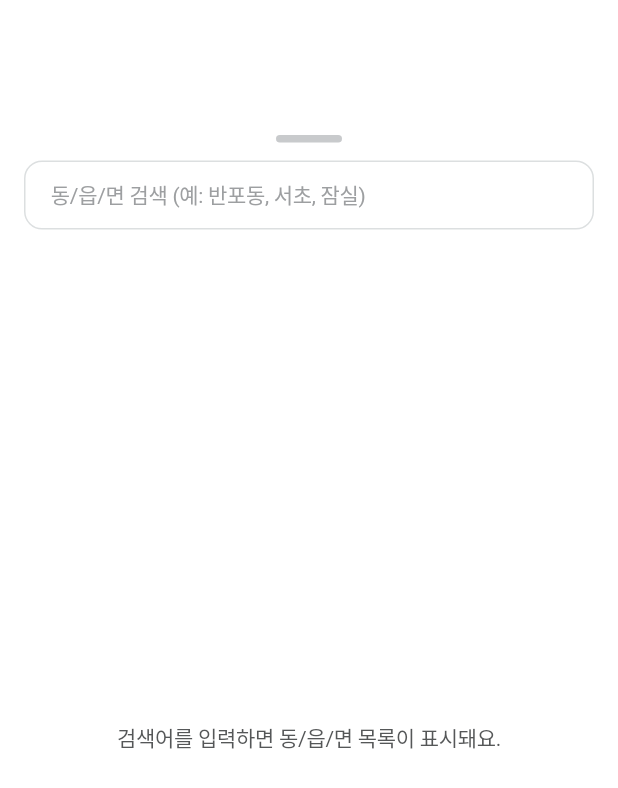
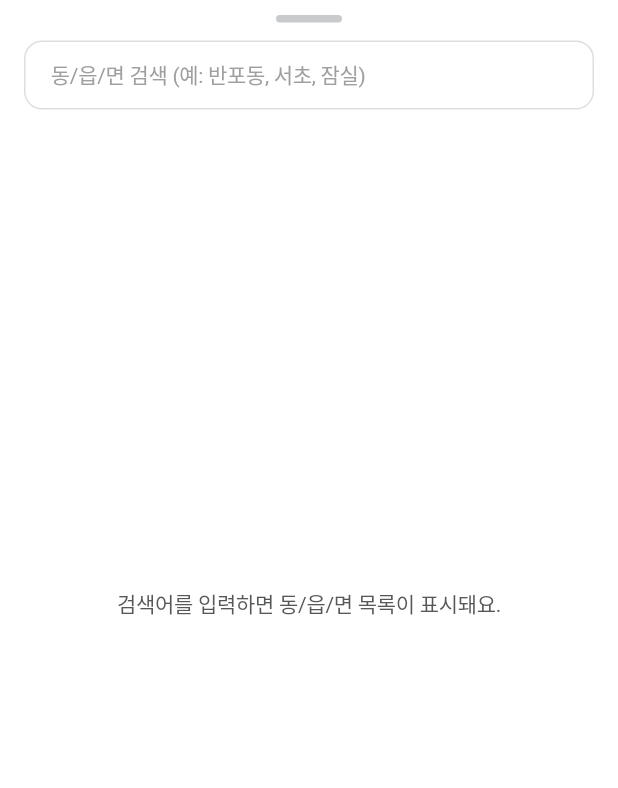
Before and after one commit to cpcp127/hellchinza, a Flutter app: the _RegionPickerSheet widget shown alone on an empty page, opened directly, on a phone screen of 412 x 824 dp. Shown: the top 788 px of the screen. Run offline on Flutter 3.47's test engine with Material 3 defaults, Android fonts, the light colour scheme and no system bars; our stand-ins replace animate_do, cached_network_image, cloud_firestore, cloud_functions, firebase_auth, firebase_core and 17 more; missing offline and left inert: firebase_pagination, kakao_flutter_sdk, proj4dart; accounts and stored records are empty; Roboto replaces fonts that are missing (Pretendard).

Commit message:
바텀 시트 수정

```diff
--- a/lib/meet/widget/region_picker_sheet.dart
+++ b/lib/meet/widget/region_picker_sheet.dart
@@ -5,8 +5,6 @@ import '../../common/common_text_field.dart';
 import '../../constants/app_colors.dart';
 import '../../constants/app_text_style.dart';
 import '../domain/meet_region.dart';
-
-
 
 Future<MeetRegion?> showRegionPickerBottomSheet(BuildContext context) {
   return showModalBottomSheet<MeetRegion>(
@@ -39,12 +37,9 @@ class _RegionPickerSheetState extends State<_RegionPickerSheet> {
 
     final k = keyword.trim();
     if (k.isEmpty) {
-      // 처음엔 너무 많이 뜨면 불편하니 안내만 보여주거나,
-      // 인기지역 top 같은 걸 띄워도 됨. 일단 20개만.
       return base.orderBy('fullName').limit(20);
     }
 
-    // ✅ searchTokens는 "정확 매칭"이라, 입력값을 토큰화해서 마지막 단어만 쓰는게 UX 좋아
     final token = _lastToken(k);
 
     return base
@@ -54,19 +49,34 @@ class _RegionPickerSheetState extends State<_RegionPickerSheet> {
   }
 
   String _lastToken(String input) {
-    final t = input.trim().split(RegExp(r'\s+')).where((e) => e.isNotEmpty).toList();
+    final t = input
+        .trim()
+        .split(RegExp(r'\s+'))
+        .where((e) => e.isNotEmpty)
+        .toList();
     return t.isEmpty ? input.trim() : t.last;
   }
 
   @override
   Widget build(BuildContext context) {
-    return SafeArea(
+    final bottomInset = MediaQuery.of(context).padding.bottom;
+    final keyboardInset = MediaQuery.of(context).viewInsets.bottom;
+
+    return GestureDetector(
+      onTap: () => FocusScope.of(context).unfocus(),
+      child: FractionallySizedBox(
+        heightFactor: 0.88,
+        alignment: Alignment.bottomCenter,
         child: Container(
-        margin: const EdgeInsets.only(top: 80),
           decoration: const BoxDecoration(
             color: AppColors.bgWhite,
             borderRadius: BorderRadius.vertical(top: Radius.circular(24)),
           ),
+          clipBehavior: Clip.antiAlias,
+          child: AnimatedPadding(
+            duration: const Duration(milliseconds: 180),
+            curve: Curves.easeOut,
+            padding: EdgeInsets.only(bottom: keyboardInset),
             child: Column(
               children: [
                 const SizedBox(height: 10),
@@ -99,6 +109,7 @@ class _RegionPickerSheetState extends State<_RegionPickerSheet> {
                       }
 
                       final docs = snap.data?.docs ?? [];
+
                       if (keyword.trim().isEmpty) {
                         return Center(
                           child: Padding(
@@ -126,9 +137,15 @@ class _RegionPickerSheetState extends State<_RegionPickerSheet> {
                       }
 
                       return ListView.separated(
-                    padding: const EdgeInsets.fromLTRB(16, 10, 16, 20),
+                        padding: EdgeInsets.fromLTRB(
+                          16,
+                          10,
+                          16,
+                          20 + bottomInset,
+                        ),
                         itemCount: docs.length,
-                    separatorBuilder: (_, __) => const Divider(height: 1),
+                        separatorBuilder: (_, __) =>
+                        const Divider(height: 1),
                         itemBuilder: (context, i) {
                           final d = docs[i];
                           final region = MeetRegion.fromJson(d.data());
@@ -137,20 +154,29 @@ class _RegionPickerSheetState extends State<_RegionPickerSheet> {
                             onTap: () => Navigator.pop(context, region),
                             borderRadius: BorderRadius.circular(12),
                             child: Padding(
-                          padding: const EdgeInsets.symmetric(vertical: 14),
+                              padding:
+                              const EdgeInsets.symmetric(vertical: 14),
                               child: Row(
                                 children: [
-                              const Icon(Icons.place_outlined, size: 18, color: AppColors.icSecondary),
+                                  const Icon(
+                                    Icons.place_outlined,
+                                    size: 18,
+                                    color: AppColors.icSecondary,
+                                  ),
                                   const SizedBox(width: 10),
                                   Expanded(
                                     child: Text(
                                       region.fullName,
-                                  style: AppTextStyle.bodyMediumStyle.copyWith(
+                                      style:
+                                      AppTextStyle.bodyMediumStyle.copyWith(
                                         color: AppColors.textDefault,
                                       ),
                                     ),
                                   ),
-                              const Icon(Icons.chevron_right, color: AppColors.icDisabled),
+                                  const Icon(
+                                    Icons.chevron_right,
+                                    color: AppColors.icDisabled,
+                                  ),
                                 ],
                               ),
                             ),
@@ -163,6 +189,8 @@ class _RegionPickerSheetState extends State<_RegionPickerSheet> {
               ],
             ),
           ),
+        ),
+      ),
     );
   }
 }
```
Lines whose indentation alone changed are shown as unchanged.
